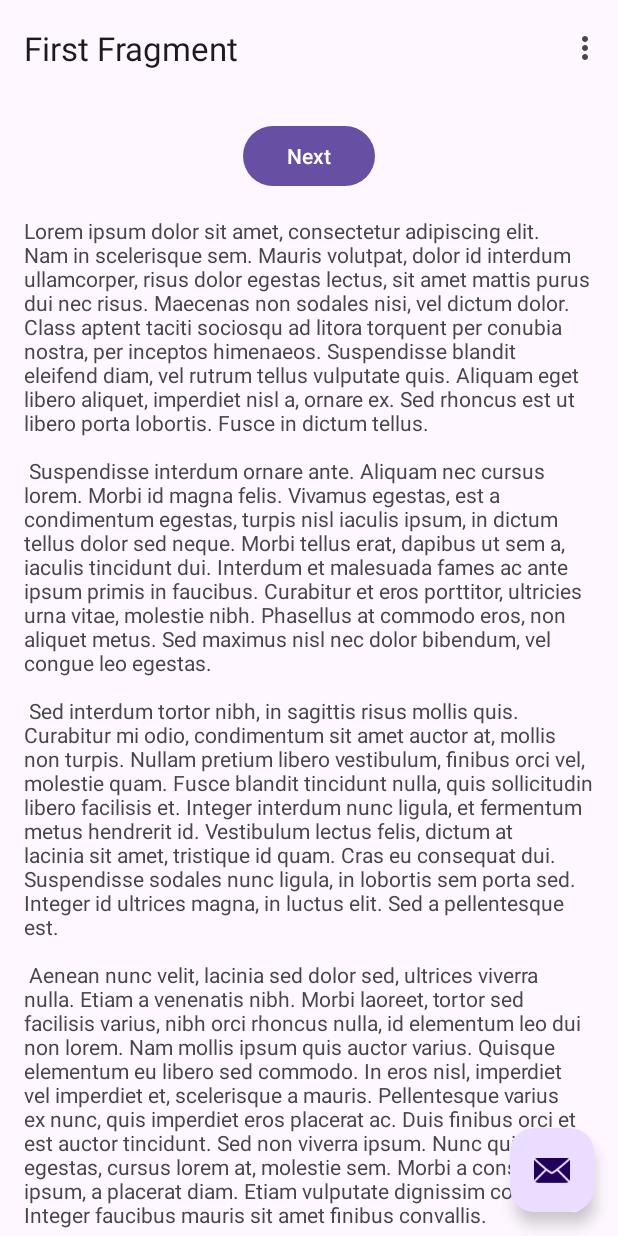
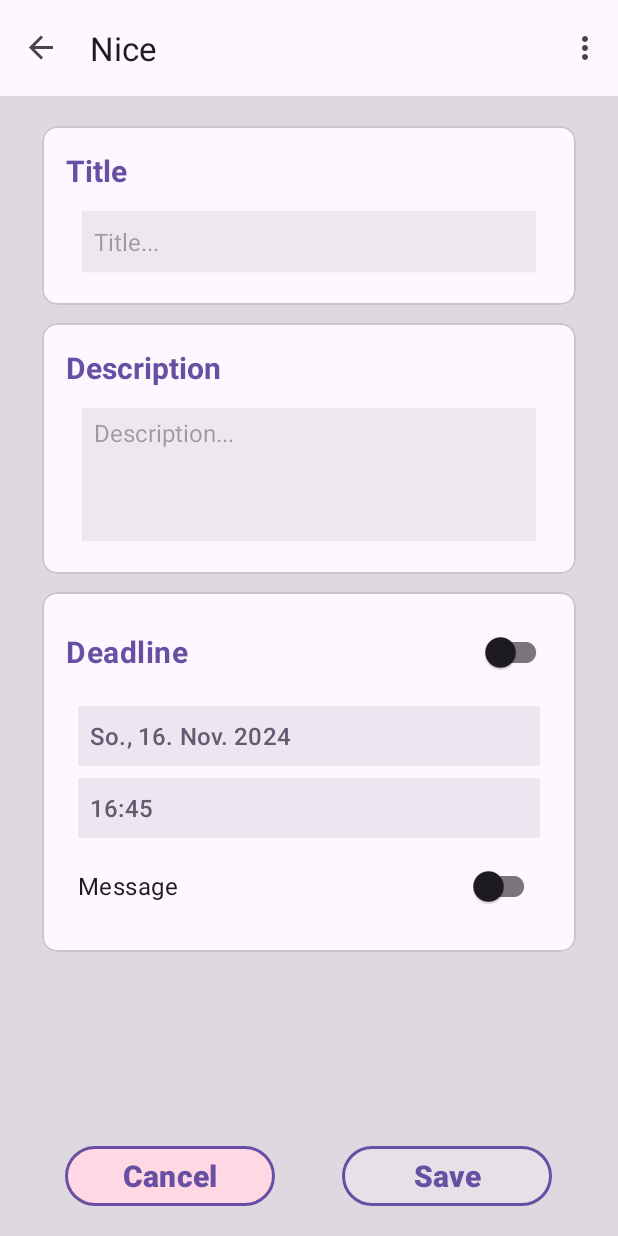
Before and after one commit to Chase6477/simpleDo, an Android app: the screen it shows after launch (MainActivity), on a phone screen of 412 x 824 dp. Run offline under Robolectric (Android 15) with nearby library versions, the phone set to English and light mode, and no system bars; our stand-ins replace navigation-ui; 1 statement that could not run was skipped.

Commit message:
Added new_task.xml

```diff
--- a/app/src/main/java/de/jr/simpledo/FirstFragment.java
+++ b/app/src/main/java/de/jr/simpledo/FirstFragment.java
@@ -29,10 +29,10 @@ public class FirstFragment extends Fragment {
     public void onViewCreated(@NonNull View view, Bundle savedInstanceState) {
         super.onViewCreated(view, savedInstanceState);
 
-        binding.buttonFirst.setOnClickListener(v ->
+        /*binding.buttonFirst.setOnClickListener(v ->
                 NavHostFragment.findNavController(FirstFragment.this)
                         .navigate(R.id.action_FirstFragment_to_SecondFragment)
-        );
+        );*/
     }
 
     @Override
--- a/app/src/main/java/de/jr/simpledo/MainActivity.java
+++ b/app/src/main/java/de/jr/simpledo/MainActivity.java
@@ -46,13 +46,9 @@ public class MainActivity extends AppCompatActivity {
 
             appBarConfiguration = new AppBarConfiguration.Builder(navController.getGraph()).build();
             NavigationUI.setupActionBarWithNavController(this, navController, appBarConfiguration);
+
+            navController.navigate(R.id.action_FirstFragment_to_SecondFragment);
         }
-
-        binding.fab.setOnClickListener(
-                view -> Snackbar.make(view, "Replace with your own action", Snackbar.LENGTH_LONG)
-                        .setAnchorView(R.id.fab)
-                        .setAction("Action", null).show()
-        );
     }
 
     @Override
--- a/app/src/main/java/de/jr/simpledo/SecondFragment.java
+++ b/app/src/main/java/de/jr/simpledo/SecondFragment.java
@@ -9,11 +9,11 @@ import androidx.annotation.NonNull;
 import androidx.fragment.app.Fragment;
 import androidx.navigation.fragment.NavHostFragment;
 
-import de.jr.simpledo.databinding.FragmentSecondBinding;
+import de.jr.simpledo.databinding.NewTaskBinding;
 
 public class SecondFragment extends Fragment {
 
-    private FragmentSecondBinding binding;
+    private NewTaskBinding binding;
 
     @Override
     public View onCreateView(
@@ -21,7 +21,7 @@ public class SecondFragment extends Fragment {
             Bundle savedInstanceState
     ) {
 
-        binding = FragmentSecondBinding.inflate(inflater, container, false);
+        binding = NewTaskBinding.inflate(inflater, container, false);
         return binding.getRoot();
 
     }
@@ -29,10 +29,10 @@ public class SecondFragment extends Fragment {
     public void onViewCreated(@NonNull View view, Bundle savedInstanceState) {
         super.onViewCreated(view, savedInstanceState);
 
-        binding.buttonSecond.setOnClickListener(v ->
+        /*binding.buttonSecond.setOnClickListener(v ->
                 NavHostFragment.findNavController(SecondFragment.this)
                         .navigate(R.id.action_SecondFragment_to_FirstFragment)
-        );
+        );*/
     }
 
     @Override
--- a/app/src/main/res/layout/activity_main.xml
+++ b/app/src/main/res/layout/activity_main.xml
@@ -22,13 +22,4 @@
 
     <include layout="@layout/content_main" />
 
-    <com.google.android.material.floatingactionbutton.FloatingActionButton
-        android:id="@+id/fab"
-        android:layout_width="wrap_content"
-        android:layout_height="wrap_content"
-        android:layout_gravity="bottom|end"
-        android:layout_marginEnd="@dimen/fab_margin"
-        android:layout_marginBottom="16dp"
-        app:srcCompat="@android:drawable/ic_dialog_email" />
-
 </androidx.coordinatorlayout.widget.CoordinatorLayout>
--- a/app/src/main/res/layout/fragment_first.xml
+++ b/app/src/main/res/layout/fragment_first.xml
@@ -11,25 +11,17 @@
         android:layout_height="match_parent"
         android:padding="16dp">
 
-        <Button
-            android:id="@+id/button_first"
-            android:layout_width="wrap_content"
-            android:layout_height="wrap_content"
-            android:text="@string/next"
-            app:layout_constraintBottom_toTopOf="@id/textview_first"
-            app:layout_constraintEnd_toEndOf="parent"
-            app:layout_constraintStart_toStartOf="parent"
-            app:layout_constraintTop_toTopOf="parent" />
-
-        <TextView
-            android:id="@+id/textview_first"
-            android:layout_width="wrap_content"
-            android:layout_height="wrap_content"
+        <ListView
+            android:layout_width="match_parent"
+            android:layout_height="match_parent"
+            android:layout_marginStart="16dp"
             android:layout_marginTop="16dp"
-            android:text="@string/lorem_ipsum"
+            android:layout_marginEnd="16dp"
             app:layout_constraintBottom_toBottomOf="parent"
             app:layout_constraintEnd_toEndOf="parent"
+            app:layout_constraintHorizontal_bias="0.0"
             app:layout_constraintStart_toStartOf="parent"
-            app:layout_constraintTop_toBottomOf="@id/button_first" />
+            app:layout_constraintTop_toTopOf="parent"
+            app:layout_constraintVertical_bias="1.0" />
     </androidx.constraintlayout.widget.ConstraintLayout>
 </androidx.core.widget.NestedScrollView>
--- a/app/src/main/res/layout/fragment_second.xml
+++ /dev/null
@@ -1,35 +0,0 @@
-<?xml version="1.0" encoding="utf-8"?>
-<androidx.core.widget.NestedScrollView xmlns:android="http://schemas.android.com/apk/res/android"
-    xmlns:app="http://schemas.android.com/apk/res-auto"
-    xmlns:tools="http://schemas.android.com/tools"
-    android:layout_width="match_parent"
-    android:layout_height="match_parent"
-    tools:context=".SecondFragment">
-
-    <androidx.constraintlayout.widget.ConstraintLayout
-        android:layout_width="match_parent"
-        android:layout_height="match_parent"
-        android:padding="16dp">
-
-        <Button
-            android:id="@+id/button_second"
-            android:layout_width="wrap_content"
-            android:layout_height="wrap_content"
-            android:text="@string/previous"
-            app:layout_constraintBottom_toTopOf="@id/textview_second"
-            app:layout_constraintEnd_toEndOf="parent"
-            app:layout_constraintStart_toStartOf="parent"
-            app:layout_constraintTop_toTopOf="parent" />
-
-        <TextView
-            android:id="@+id/textview_second"
-            android:layout_width="wrap_content"
-            android:layout_height="wrap_content"
-            android:layout_marginTop="16dp"
-            android:text="@string/lorem_ipsum"
-            app:layout_constraintBottom_toBottomOf="parent"
-            app:layout_constraintEnd_toEndOf="parent"
-            app:layout_constraintStart_toStartOf="parent"
-            app:layout_constraintTop_toBottomOf="@id/button_second" />
-    </androidx.constraintlayout.widget.ConstraintLayout>
-</androidx.core.widget.NestedScrollView>
--- /dev/null
+++ b/app/src/main/res/layout/new_task.xml
@@ -0,0 +1,244 @@
+<?xml version="1.0" encoding="utf-8"?>
+<androidx.constraintlayout.widget.ConstraintLayout xmlns:android="http://schemas.android.com/apk/res/android"
+    xmlns:app="http://schemas.android.com/apk/res-auto"
+    xmlns:tools="http://schemas.android.com/tools"
+    android:layout_width="match_parent"
+    android:layout_height="match_parent"
+    android:background="?attr/colorSurfaceDim"
+    tools:context=".SecondFragment">
+
+    <ScrollView
+        android:layout_width="match_parent"
+        android:layout_height="0dp"
+        android:layout_marginTop="8dp"
+        android:layout_marginBottom="16dp"
+        app:layout_constraintBottom_toTopOf="@+id/newTaskQuit"
+        app:layout_constraintEnd_toEndOf="parent"
+        app:layout_constraintStart_toStartOf="parent"
+        app:layout_constraintTop_toTopOf="parent">
+
+        <androidx.constraintlayout.widget.ConstraintLayout
+            android:layout_width="match_parent"
+            android:layout_height="wrap_content"
+            android:paddingHorizontal="16dp">
+
+            <com.google.android.material.card.MaterialCardView
+                android:id="@+id/materialCardView2"
+                android:layout_width="match_parent"
+                android:layout_height="wrap_content"
+                android:layout_margin="12dp"
+                app:cardBackgroundColor="?attr/colorSurface"
+                app:cardCornerRadius="10dp"
+                app:layout_constraintEnd_toEndOf="parent"
+                app:layout_constraintStart_toStartOf="parent"
+                app:layout_constraintTop_toTopOf="parent"
+                app:strokeWidth="1dp">
+
+                <LinearLayout
+                    android:layout_width="match_parent"
+                    android:layout_height="wrap_content"
+                    android:orientation="vertical"
+                    android:padding="16dp">
+
+
+                    <TextView
+                        android:id="@+id/newTaskTitle"
+                        android:layout_width="match_parent"
+                        android:layout_height="wrap_content"
+                        android:text="@string/new_task_title"
+                        android:textColor="?attr/colorPrimary"
+                        android:textSize="20sp"
+                        android:textStyle="bold" />
+
+                    <EditText
+                        android:id="@+id/newTaskTitleEdit"
+                        android:layout_width="match_parent"
+                        android:layout_height="wrap_content"
+                        android:layout_marginLeft="8dp"
+                        android:layout_marginTop="12dp"
+                        android:layout_marginRight="8dp"
+                        android:autoSizeMaxTextSize="10dp"
+                        android:background="@android:drawable/edit_text"
+                        android:backgroundTint="?attr/colorSurfaceContainerHigh"
+                        android:ems="10"
+                        android:hint="@string/new_task_title_edit"
+                        android:importantForAutofill="no"
+                        android:inputType="text"
+                        android:maxLength="32"
+                        android:singleLine="true"
+                        android:textColor="?attr/colorSecondary"
+                        android:textSize="16sp" />
+                </LinearLayout>
+
+            </com.google.android.material.card.MaterialCardView>
+
+            <com.google.android.material.card.MaterialCardView
+                android:id="@+id/materialCardView3"
+                android:layout_width="match_parent"
+                android:layout_height="wrap_content"
+                android:layout_margin="12dp"
+                app:cardBackgroundColor="?attr/colorSurface"
+                app:cardCornerRadius="10dp"
+                app:layout_constraintEnd_toEndOf="@+id/materialCardView2"
+                app:layout_constraintStart_toStartOf="@+id/materialCardView2"
+                app:layout_constraintTop_toBottomOf="@+id/materialCardView2"
+                app:strokeWidth="1dp">
+
+                <LinearLayout
+                    android:layout_width="match_parent"
+                    android:layout_height="match_parent"
+                    android:orientation="vertical"
+                    android:padding="16dp">
+
+
+                    <TextView
+                        android:id="@+id/newTaskDescription"
+                        android:layout_width="match_parent"
+                        android:layout_height="wrap_content"
+                        android:text="@string/new_task_description"
+                        android:textColor="?attr/colorPrimary"
+                        android:textSize="20sp"
+                        android:textStyle="bold" />
+
+                    <EditText
+                        android:id="@+id/newTaskDescriptionEdit"
+                        android:layout_width="match_parent"
+                        android:layout_height="match_parent"
+                        android:layout_marginLeft="8dp"
+                        android:layout_marginTop="12dp"
+                        android:layout_marginRight="8dp"
+                        android:background="@android:drawable/edit_text"
+                        android:backgroundTint="?attr/colorSurfaceContainerHigh"
+                        android:ems="10"
+                        android:gravity="start"
+                        android:hint="@string/new_task_description_edit"
+                        android:importantForAutofill="no"
+                        android:inputType="text|textLongMessage|textMultiLine"
+                        android:minLines="4"
+                        android:textColor="?attr/colorSecondary"
+                        android:textSize="16sp" />
+                </LinearLayout>
+
+            </com.google.android.material.card.MaterialCardView>
+
+            <com.google.android.material.card.MaterialCardView
+                android:layout_width="match_parent"
+                android:layout_height="wrap_content"
+                android:layout_margin="12dp"
+                app:cardBackgroundColor="?attr/colorSurface"
+                app:cardCornerRadius="10dp"
+                app:layout_constraintEnd_toEndOf="@+id/materialCardView3"
+                app:layout_constraintStart_toStartOf="@+id/materialCardView3"
+                app:layout_constraintTop_toBottomOf="@+id/materialCardView3"
+                app:strokeWidth="1dp">
+
+                <LinearLayout
+                    android:layout_width="match_parent"
+                    android:layout_height="wrap_content"
+                    android:orientation="vertical"
+                    android:padding="16dp">
+
+
+                    <androidx.appcompat.widget.SwitchCompat
+                        android:id="@+id/newTaskDeadlineSwitch"
+                        android:layout_width="match_parent"
+                        android:layout_height="match_parent"
+                        android:text="@string/new_task_deadline"
+                        android:textColor="?attr/colorPrimary"
+                        android:textSize="20sp"
+                        android:textStyle="bold" />
+
+                    <LinearLayout
+                        android:id="@+id/newTaskDeadlineContainer"
+                        android:layout_width="match_parent"
+                        android:layout_height="match_parent"
+                        android:orientation="vertical"
+                        android:padding="8dp">
+
+                        <Button
+                            android:id="@+id/newTaskDeadlineDate"
+                            android:layout_width="match_parent"
+                            android:layout_height="wrap_content"
+                            android:backgroundTint="?attr/colorSurfaceContainerHigh"
+                            android:gravity="start|center_vertical"
+                            android:paddingHorizontal="8dp"
+                            android:text="So., 16. Nov. 2024"
+                            android:textColor="?attr/colorSecondary"
+                            android:textSize="16sp"
+                            app:cornerRadius="2dp"
+                            tools:text="So., 16. Nov. 2024" />
+
+                        <Button
+                            android:id="@+id/newTaskDeadlineTime"
+                            android:layout_width="match_parent"
+                            android:layout_height="wrap_content"
+                            android:backgroundTint="?attr/colorSurfaceContainerHigh"
+                            android:gravity="start|center_vertical"
+                            android:paddingHorizontal="8dp"
+                            android:text="16:45"
+                            android:textColor="?attr/colorSecondary"
+                            android:textSize="16sp"
+                            app:cornerRadius="2dp"
+                            tools:text="16:45" />
+
+                        <androidx.appcompat.widget.SwitchCompat
+                            android:id="@+id/newTaskDeadlineMessagesSwitch"
+                            android:layout_width="match_parent"
+                            android:layout_height="wrap_content"
+                            android:paddingTop="8dp"
+                            android:text="@string/new_task_deadline_message"
+                            android:textSize="16sp" />
+
+                    </LinearLayout>
+
+                </LinearLayout>
+
+            </com.google.android.material.card.MaterialCardView>
+
+        </androidx.constraintlayout.widget.ConstraintLayout>
+    </ScrollView>
+
+    <Button
+        android:id="@+id/newTaskQuit"
+        style="@style/Widget.Material3.Button.OutlinedButton"
+        android:layout_width="wrap_content"
+        android:layout_height="wrap_content"
+        android:layout_marginBottom="16dp"
+        android:backgroundTint="?attr/colorTertiaryContainer"
+        android:minEms="6"
+        android:text="@string/action_cancel"
+        android:textSize="20sp"
+        android:textStyle="bold"
+        app:layout_constraintBottom_toBottomOf="parent"
+        app:layout_constraintEnd_toStartOf="@+id/guideline"
+        app:layout_constraintHorizontal_bias="0.66"
+        app:layout_constraintStart_toStartOf="parent"
+        app:strokeColor="?attr/colorPrimary"
+        app:strokeWidth="2dp" />
+
+    <androidx.constraintlayout.widget.Guideline
+        android:id="@+id/guideline"
+        android:layout_width="wrap_content"
+        android:layout_height="wrap_content"
+        android:orientation="vertical"
+        app:layout_constraintGuide_percent="0.5" />
+
+    <Button
+        android:id="@+id/newTaskSave"
+        style="@style/Widget.Material3.Button.OutlinedButton"
+        android:layout_width="wrap_content"
+        android:layout_height="wrap_content"
+        android:layout_marginBottom="16dp"
+        android:backgroundTint="?attr/colorSurfaceContainerHighest"
+        android:minEms="6"
+        android:text="@string/action_save"
+        android:textSize="20sp"
+        android:textStyle="bold"
+        app:layout_constraintBottom_toBottomOf="parent"
+        app:layout_constraintEnd_toEndOf="parent"
+        app:layout_constraintHorizontal_bias="0.33"
+        app:layout_constraintStart_toStartOf="@+id/guideline"
+        app:strokeColor="?attr/colorPrimary"
+        app:strokeWidth="2dp" />
+
+</androidx.constraintlayout.widget.ConstraintLayout>
--- a/app/src/main/res/navigation/nav_graph.xml
+++ b/app/src/main/res/navigation/nav_graph.xml
@@ -8,7 +8,7 @@
     <fragment
         android:id="@+id/FirstFragment"
         android:name="de.jr.simpledo.FirstFragment"
-        android:label="@string/first_fragment_label"
+        android:label="asd"
         tools:layout="@layout/fragment_first">
 
         <action
@@ -18,8 +18,8 @@
     <fragment
         android:id="@+id/SecondFragment"
         android:name="de.jr.simpledo.SecondFragment"
-        android:label="@string/second_fragment_label"
-        tools:layout="@layout/fragment_second">
+        android:label="Nice"
+        tools:layout="@layout/new_task">
 
         <action
             android:id="@+id/action_SecondFragment_to_FirstFragment"
--- a/app/src/main/res/values/strings.xml
+++ b/app/src/main/res/values/strings.xml
@@ -1,46 +1,19 @@
 <resources>
-    <string name="app_name">Simple Do</string>
+    <string name="app_name" translatable="false">Simple Do</string>
     <string name="action_settings">Settings</string>
+    <string name="new_task_title">Title</string>
+    <string name="new_task_description">Description</string>
+    <string name="new_task_title_edit">Title...</string>
+    <string name="new_task_description_edit">Description...</string>
+    <string name="new_task_deadline">Deadline</string>
+    <string name="new_task_deadline_message">Message</string>
+    <string name="action_cancel">Cancel</string>
+    <string name="action_save">Save</string>
     <!-- Strings used for fragments for navigation -->
-    <string name="first_fragment_label">First Fragment</string>
-    <string name="second_fragment_label">Second Fragment</string>
-    <string name="next">Next</string>
-    <string name="previous">Previous</string>
 
-    <string name="lorem_ipsum">
-        Lorem ipsum dolor sit amet, consectetur adipiscing elit. Nam in scelerisque sem. Mauris
-        volutpat, dolor id interdum ullamcorper, risus dolor egestas lectus, sit amet mattis purus
-        dui nec risus. Maecenas non sodales nisi, vel dictum dolor. Class aptent taciti sociosqu ad
-        litora torquent per conubia nostra, per inceptos himenaeos. Suspendisse blandit eleifend
-        diam, vel rutrum tellus vulputate quis. Aliquam eget libero aliquet, imperdiet nisl a,
-        ornare ex. Sed rhoncus est ut libero porta lobortis. Fusce in dictum tellus.\n\n
-        Suspendisse interdum ornare ante. Aliquam nec cursus lorem. Morbi id magna felis. Vivamus
-        egestas, est a condimentum egestas, turpis nisl iaculis ipsum, in dictum tellus dolor sed
-        neque. Morbi tellus erat, dapibus ut sem a, iaculis tincidunt dui. Interdum et malesuada
-        fames ac ante ipsum primis in faucibus. Curabitur et eros porttitor, ultricies urna vitae,
-        molestie nibh. Phasellus at commodo eros, non aliquet metus. Sed maximus nisl nec dolor
-        bibendum, vel congue leo egestas.\n\n
-        Sed interdum tortor nibh, in sagittis risus mollis quis. Curabitur mi odio, condimentum sit
-        amet auctor at, mollis non turpis. Nullam pretium libero vestibulum, finibus orci vel,
-        molestie quam. Fusce blandit tincidunt nulla, quis sollicitudin libero facilisis et. Integer
-        interdum nunc ligula, et fermentum metus hendrerit id. Vestibulum lectus felis, dictum at
-        lacinia sit amet, tristique id quam. Cras eu consequat dui. Suspendisse sodales nunc ligula,
-        in lobortis sem porta sed. Integer id ultrices magna, in luctus elit. Sed a pellentesque
-        est.\n\n
-        Aenean nunc velit, lacinia sed dolor sed, ultrices viverra nulla. Etiam a venenatis nibh.
-        Morbi laoreet, tortor sed facilisis varius, nibh orci rhoncus nulla, id elementum leo dui
-        non lorem. Nam mollis ipsum quis auctor varius. Quisque elementum eu libero sed commodo. In
-        eros nisl, imperdiet vel imperdiet et, scelerisque a mauris. Pellentesque varius ex nunc,
-        quis imperdiet eros placerat ac. Duis finibus orci et est auctor tincidunt. Sed non viverra
-        ipsum. Nunc quis augue egestas, cursus lorem at, molestie sem. Morbi a consectetur ipsum, a
-        placerat diam. Etiam vulputate dignissim convallis. Integer faucibus mauris sit amet finibus
-        convallis.\n\n
-        Phasellus in aliquet mi. Pellentesque habitant morbi tristique senectus et netus et
-        malesuada fames ac turpis egestas. In volutpat arcu ut felis sagittis, in finibus massa
-        gravida. Pellentesque id tellus orci. Integer dictum, lorem sed efficitur ullamcorper,
-        libero justo consectetur ipsum, in mollis nisl ex sed nisl. Donec maximus ullamcorper
-        sodales. Praesent bibendum rhoncus tellus nec feugiat. In a ornare nulla. Donec rhoncus
-        libero vel nunc consequat, quis tincidunt nisl eleifend. Cras bibendum enim a justo luctus
-        vestibulum. Fusce dictum libero quis erat maximus, vitae volutpat diam dignissim.
-    </string>
+
+
+
+
+
 </resources>
--- a/gradle/libs.versions.toml
+++ b/gradle/libs.versions.toml
@@ -9,6 +9,7 @@ constraintlayout = "2.1.4"
 activityKtx = "1.13.0"
 navigationFragment = "2.6.0"
 navigationUi = "2.6.0"
+
 
 [libraries]
 junit = { group = "junit", name = "junit", version.ref = "junit" }
```
Also changed, not shown: 2 other files.
